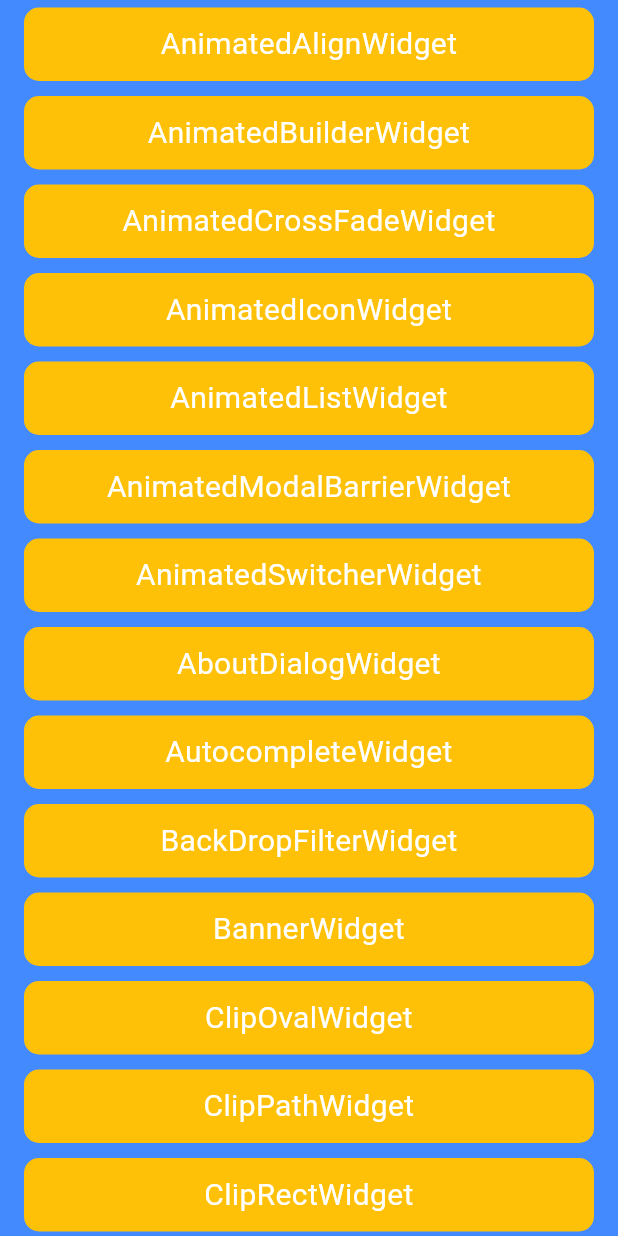
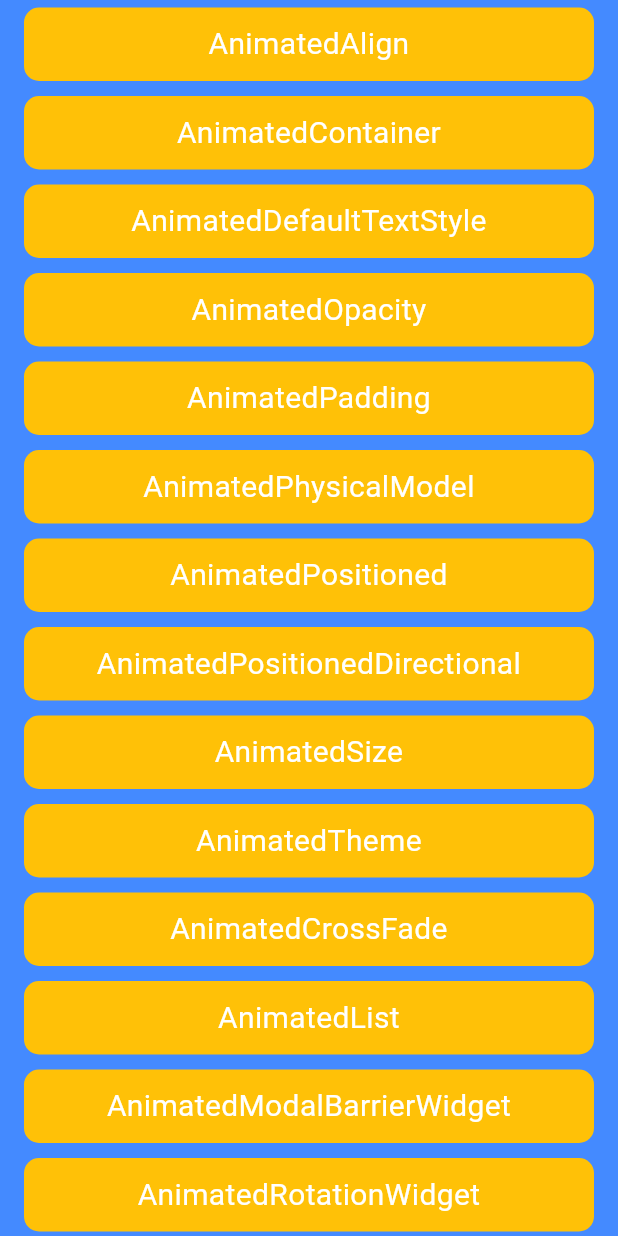
Before and after one commit to SunatilloAbduvaliyev/takrorlash, a Flutter app: the screen it shows after launch, on a phone screen of 412 x 824 dp. Run offline on Flutter 3.47's test engine with Material 3 defaults, Android fonts, the phone set to English and light mode, and no system bars.

```diff
--- a/lib/main.dart
+++ b/lib/main.dart
@@ -1,5 +1,6 @@
 import 'package:flutter/material.dart';
-import 'package:takrorlash/screen/home/home_screen.dart';
+import 'package:flutter/services.dart';
+import 'package:takrorlash/screen/animation/animated_screen.dart';
 
 void main(){
   runApp(const MyApp());
@@ -15,8 +16,16 @@ class MyApp extends StatelessWidget {
       theme: ThemeData(
         scaffoldBackgroundColor: Colors.blueAccent,
         primarySwatch: Colors.blue,
+        appBarTheme: const AppBarTheme(
+          backgroundColor: Colors.blueAccent,
+          systemOverlayStyle: SystemUiOverlayStyle(
+            statusBarColor: Colors.transparent,
+            statusBarIconBrightness: Brightness.light,
+            statusBarBrightness: Brightness.light
+          )
+        )
       ),
-      home: const HomeScreen(),
+      home: const AnimationScreen(),
     );
   }
 
--- a/lib/screen/animated_widgets/animated_modal_barrier_widget.dart
+++ b/lib/screen/animated_widgets/animated_modal_barrier_widget.dart
@@ -1,4 +1,5 @@
 import 'package:flutter/material.dart';
+import 'package:takrorlash/screen/global_appbar.dart';
 
 class AnimatedModalBarrierWidget extends StatefulWidget {
   const AnimatedModalBarrierWidget({super.key});
@@ -40,6 +41,7 @@ class _AnimatedModalBarrierWidgetState extends State<AnimatedModalBarrierWidget>
   @override
   Widget build(BuildContext context) {
     return Scaffold(
+      appBar: const GlobalAppbar(title: "AnimateModalBarier",),
       body: Center(
         child: Padding(
           padding: const EdgeInsets.all(15),
--- /dev/null
+++ b/lib/screen/animation/animated_screen.dart
@@ -0,0 +1,102 @@
+import 'package:flutter/material.dart';
+import 'package:takrorlash/screen/animated_widgets/animated_cross_fade_widget.dart';
+import 'package:takrorlash/screen/animated_widgets/animated_list_widget.dart';
+import 'package:takrorlash/screen/animated_widgets/animated_modal_barrier_widget.dart';
+import 'package:takrorlash/screen/animation/internal_animation/animated_align_widget.dart';
+import 'package:takrorlash/screen/animation/internal_animation/animated_container.dart';
+import 'package:takrorlash/screen/animation/internal_animation/animated_default_text_style.dart';
+import 'package:takrorlash/screen/animation/internal_animation/animated_opacity_widget.dart';
+import 'package:takrorlash/screen/animation/internal_animation/animated_padding_widget.dart';
+import 'package:takrorlash/screen/animation/internal_animation/animated_positioned_directional_widget.dart';
+import 'package:takrorlash/screen/animation/internal_animation/animated_positioned_widget.dart';
+import 'package:takrorlash/screen/animation/internal_animation/animated_pysical_model_widget.dart';
+import 'package:takrorlash/screen/animation/internal_animation/animated_rotation_widget.dart';
+import 'package:takrorlash/screen/animation/internal_animation/animated_size_widget.dart';
+import 'package:takrorlash/screen/animation/internal_animation/animated_theme_widget.dart';
+
+
+class AnimationScreen extends StatefulWidget {
+  const AnimationScreen({super.key});
+
+  @override
+  State<AnimationScreen> createState() => _AnimationScreenState();
+}
+
+class _AnimationScreenState extends State<AnimationScreen>   {
+  final List<Widget> screens = [
+    const AnimatedAlignTwoWidget(),
+    const AnimatedContainerWidget(),
+    const AnimatedDefaultTextStyleDemo(),
+    const AnimatedOpacityWidget(),
+    const AnimatedPaddingWidget(),
+    const AnimatedPhysicalModelDemo(),
+    const AnimatedPositionedDemo(),
+    const AnimatedPositionedDirectionalExample(),
+    const AnimatedSizeExample(),
+    const AnimatedThemeExample(),
+    const AnimatedCrossFadeWidget(),
+    const AnimatedListWidget(),
+    const AnimatedModalBarrierWidget(),
+    const AnimatedRotationExample(),
+  ];
+  final List<String> screenNames = [
+    "AnimatedAlign",
+    "AnimatedContainer",
+    "AnimatedDefaultTextStyle",
+    "AnimatedOpacity",
+    "AnimatedPadding",
+    "AnimatedPhysicalModel",
+    "AnimatedPositioned",
+    "AnimatedPositionedDirectional",
+    "AnimatedSize",
+    "AnimatedTheme",
+    "AnimatedCrossFade",
+    "AnimatedList",
+    "AnimatedModalBarrierWidget",
+    "AnimatedRotationWidget",
+  ];
+
+  @override
+  Widget build(BuildContext context) {
+    return SafeArea(
+      child: Scaffold(
+        body: Padding(
+          padding: const EdgeInsets.symmetric(horizontal: 16),
+          child: ListView.builder(
+            itemCount: screens.length,
+            itemBuilder: (context, index) {
+              return Container(
+                margin: const EdgeInsets.symmetric(vertical: 5),
+                child: Ink(
+                  width: double.infinity,
+                  decoration: BoxDecoration(
+                    color: Colors.amber,
+                    borderRadius: BorderRadius.circular(10),
+                  ),
+                  child: InkWell(
+                    onTap: () {
+                      Navigator.of(context).push(MaterialPageRoute(
+                          builder: (context) => screens[index]));
+                    },
+                    borderRadius: BorderRadius.circular(10),
+                    child: Container(
+                      margin: const EdgeInsets.symmetric(vertical: 10),
+                      child: Text(
+                        screenNames[index],
+                        textAlign: TextAlign.center,
+                        style: const TextStyle(
+                          color: Colors.white,
+                          fontSize: 20,
+                        ),
+                      ),
+                    ),
+                  ),
+                ),
+              );
+            },
+          ),
+        ),
+      ),
+    );
+  }
+}
--- a/lib/screen/clip_widges/clip_rect_widget.dart
+++ b/lib/screen/clip_widges/clip_rect_widget.dart
@@ -1,5 +1,4 @@
 import 'package:flutter/material.dart';
-import 'package:takrorlash/screen/clip_widges/clip_path_widget.dart';
 
 class ClipRectWidget extends StatefulWidget {
   const ClipRectWidget({super.key});
```
Also changed, not shown: lib/screen/animated_widgets/animated_cross_fade_widget.dart (+10 -1 lines), lib/screen/animated_widgets/animated_list_widget.dart (+3 -4 lines), lib/screen/animation/internal_animation/animated_align_widget.dart (added, +35 -0 lines), lib/screen/animation/internal_animation/animated_container.dart (added, +40 -0 lines), lib/screen/animation/internal_animation/animated_default_text_style.dart (added, +50 -0 lines), lib/screen/animation/internal_animation/animated_opacity_widget.dart (added, +43 -0 lines), lib/screen/animation/internal_animation/animated_padding_widget.dart (added, +50 -0 lines), lib/screen/animation/internal_animation/animated_positioned_directional_widget.dart (added, +52 -0 lines), lib/screen/animation/internal_animation/animated_positioned_widget.dart (added, +50 -0 lines), lib/screen/animation/internal_animation/animated_pysical_model_widget.dart (added, +47 -0 lines), lib/screen/animation/internal_animation/animated_rotation_widget.dart (added, +56 -0 lines), lib/screen/animation/internal_animation/animated_size_widget.dart (added, +54 -0 lines), lib/screen/animation/internal_animation/animated_theme_widget.dart (added, +50 -0 lines), lib/screen/global_appbar.dart (added, +41 -0 lines).
